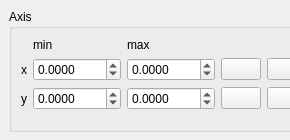
This is waxisctrl.ui in koalakoker/gSim as Qt 5 draws it before an edit. The edited form follows.
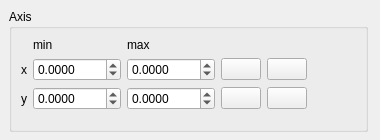
This is the edited form. Icons and pictures are not drawn.

Commit message: Resized windows for Linux screen

Diff of the .ui file:
```diff
--- a/waxisctrl.ui
+++ b/waxisctrl.ui
@@ -6,13 +6,13 @@
    <rect>
     <x>0</x>
     <y>0</y>
-    <width>290</width>
+    <width>380</width>
     <height>140</height>
    </rect>
   </property>
   <property name="minimumSize">
    <size>
-    <width>290</width>
+    <width>380</width>
     <height>140</height>
    </size>
   </property>
@@ -24,7 +24,7 @@
     <rect>
      <x>9</x>
      <y>9</y>
-     <width>291</width>
+     <width>359</width>
      <height>123</height>
     </rect>
    </property>
```
The commit also changes 1 other file.
